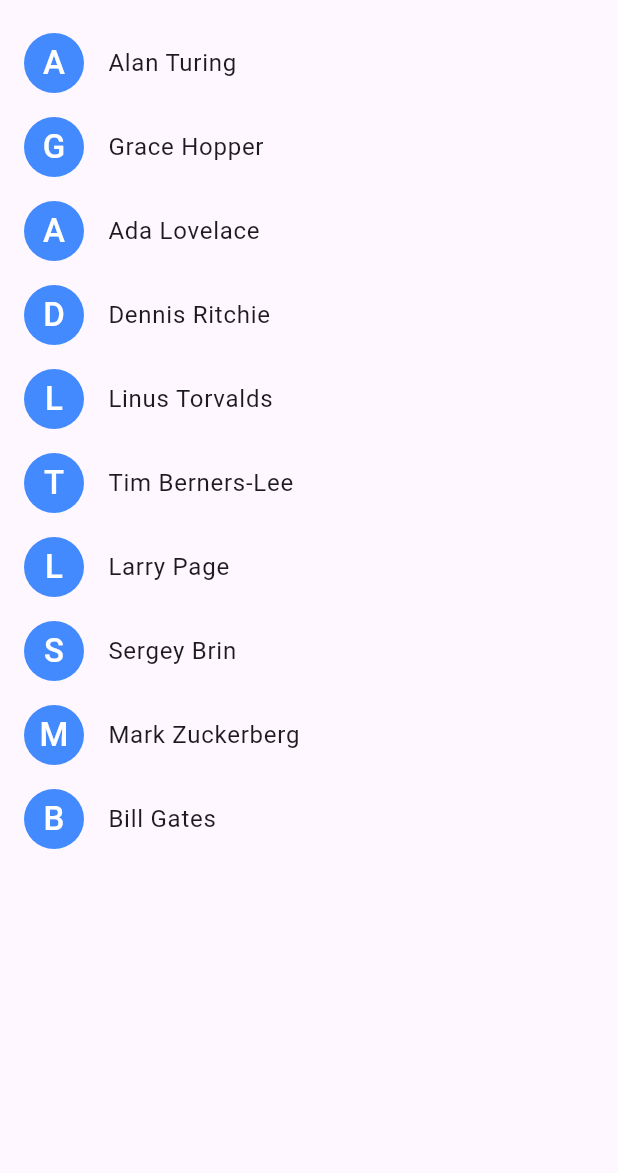
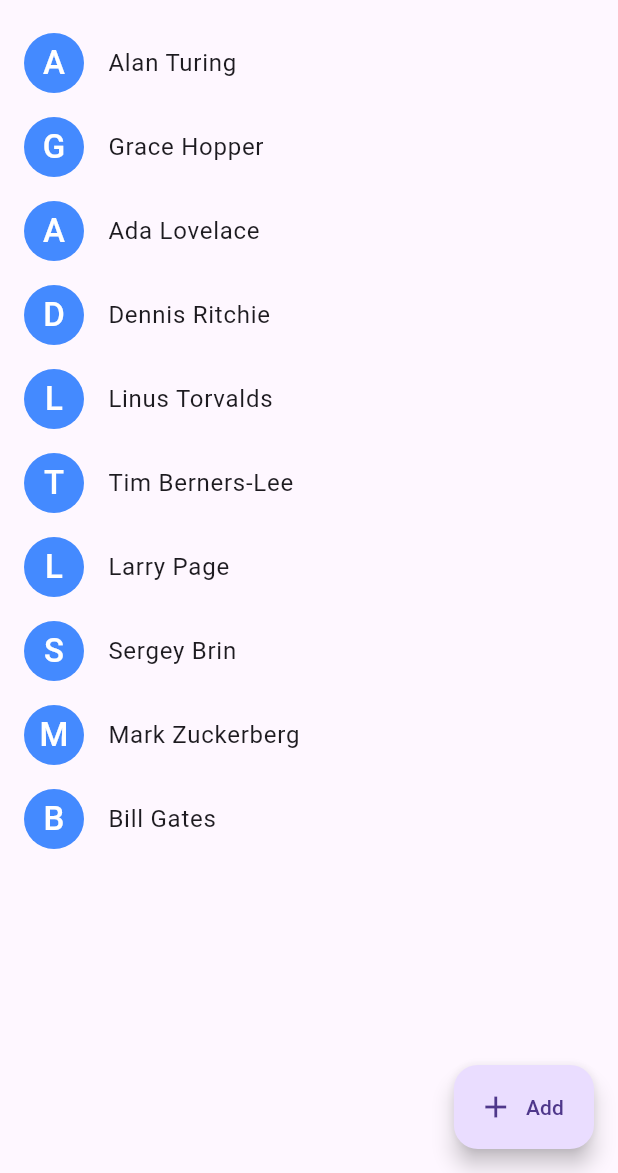
Before and after one commit to Galti/contact_app_flutter, a Flutter app: the screen it shows after launch, on a phone screen of 412 x 824 dp, the part 63-1236 px from its top. Run offline on Flutter 3.47's test engine with Material 3 defaults, Android fonts, the phone set to English and light mode, and no system bars; our stand-ins replace equatable, flutter_bloc, go_router, logger, objectbox; generated files the repository leaves out were written again.

```diff
--- a/lib/features/dashboard/dashboard_screen.dart
+++ b/lib/features/dashboard/dashboard_screen.dart
@@ -35,6 +35,13 @@ class DashboardScreen extends StatelessWidget {
           },
         ),
       ),
+      floatingActionButton: FloatingActionButton.extended(
+        onPressed: () {
+          // Add your onPressed code here!
+        },
+        label: const Text('Add'),
+        icon: const Icon(Icons.add),
+      ),
     );
   }
 }
```
